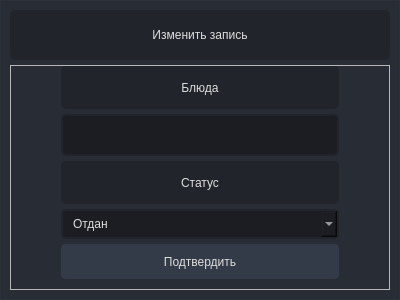
StrongerProgrammer7/grand_project, file desktop/waiter/ui/addview.ui: the form before one commit.
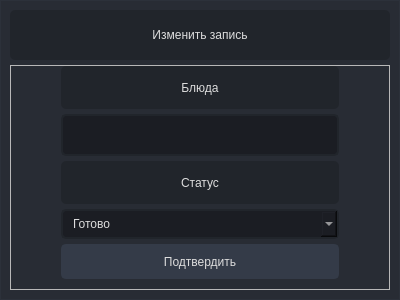
The form after the commit. Icons and pictures are not drawn.

Commit message: фикс полей для изменения

What changed in the file:
```diff
--- a/desktop/waiter/ui/addview.ui
+++ b/desktop/waiter/ui/addview.ui
@@ -237,12 +237,7 @@
              <widget class="QComboBox" name="comboBox">
               <item>
                <property name="text">
-                <string>Отдан</string>
-               </property>
-              </item>
-              <item>
-               <property name="text">
-                <string>Готов</string>
+                <string>Готово</string>
                </property>
               </item>
               <item>
```
Left out of the diff: 2 changed lines with no effect on the pictures. The commit also changes 1 other file.
